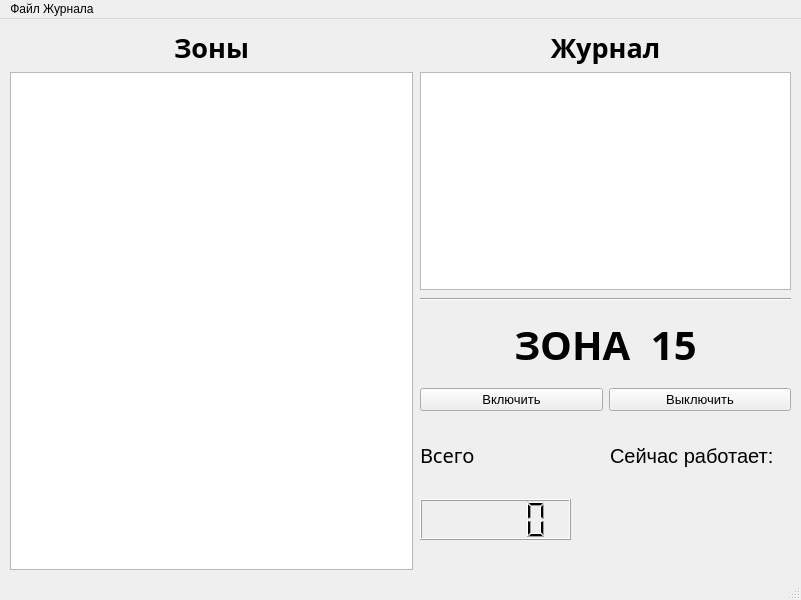
Above: src/assets/UI/mainWindow.ui from 1tzAzeee/lighting-system before the change. Below: the same form after it.
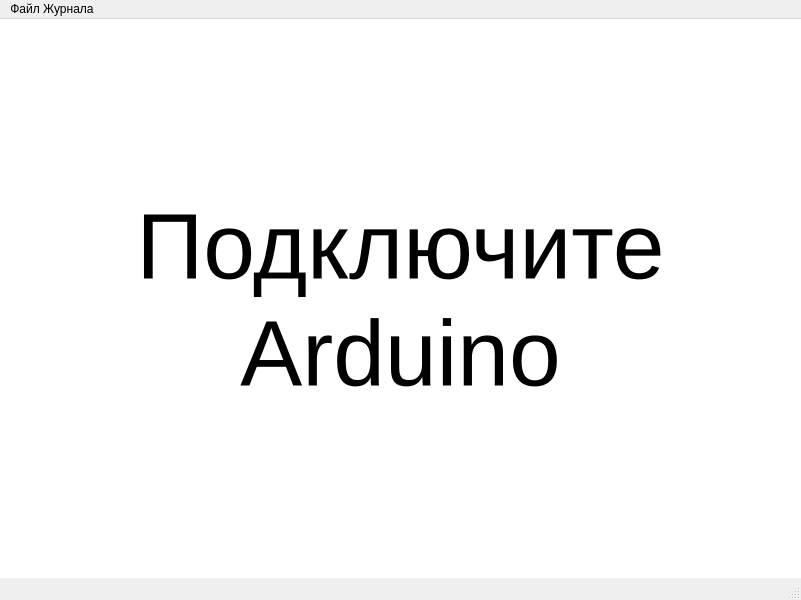
That is the form after the change.

Diff of the .ui file:
```diff
--- a/src/assets/UI/mainWindow.ui
+++ b/src/assets/UI/mainWindow.ui
@@ -237,6 +237,41 @@
      </item>
     </layout>
    </widget>
+   <widget class="QLabel" name="label_4">
+    <property name="geometry">
+     <rect>
+      <x>0</x>
+      <y>0</y>
+      <width>801</width>
+      <height>561</height>
+     </rect>
+    </property>
+    <property name="font">
+     <font>
+      <pointsize>70</pointsize>
+      <strikeout>false</strikeout>
+      <kerning>true</kerning>
+     </font>
+    </property>
+    <property name="styleSheet">
+     <string notr="true">background-color: rgb(255, 255, 255);</string>
+    </property>
+    <property name="text">
+     <string>Подключите Arduino</string>
+    </property>
+    <property name="alignment">
+     <set>Qt::AlignCenter</set>
+    </property>
+    <property name="wordWrap">
+     <bool>true</bool>
+    </property>
+    <property name="indent">
+     <number>-1</number>
+    </property>
+    <property name="openExternalLinks">
+     <bool>false</bool>
+    </property>
+   </widget>
   </widget>
   <widget class="QMenuBar" name="menubar">
    <property name="geometry">
```
